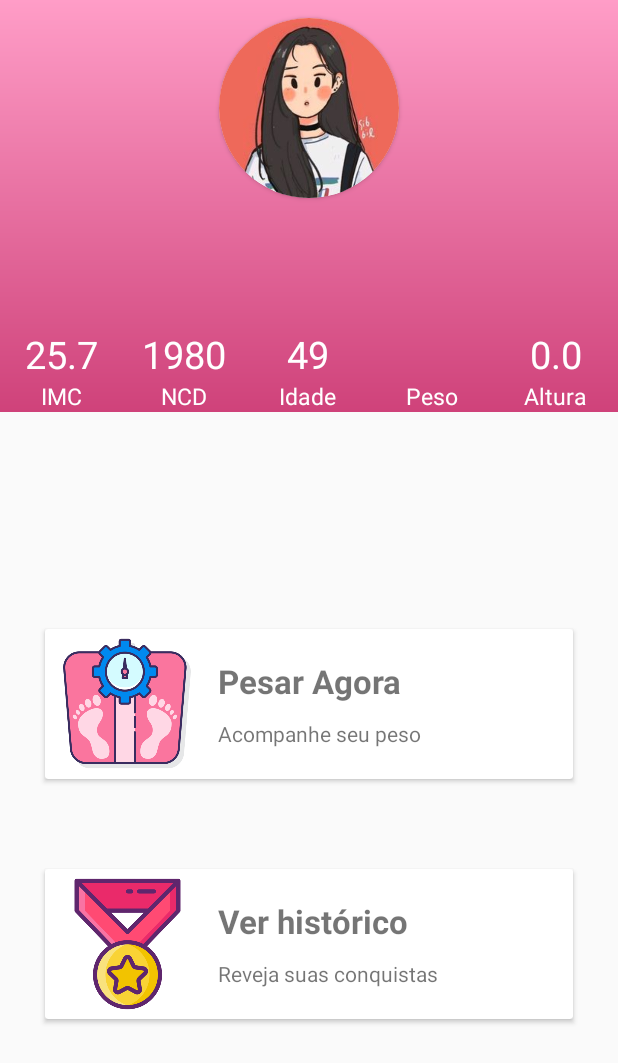
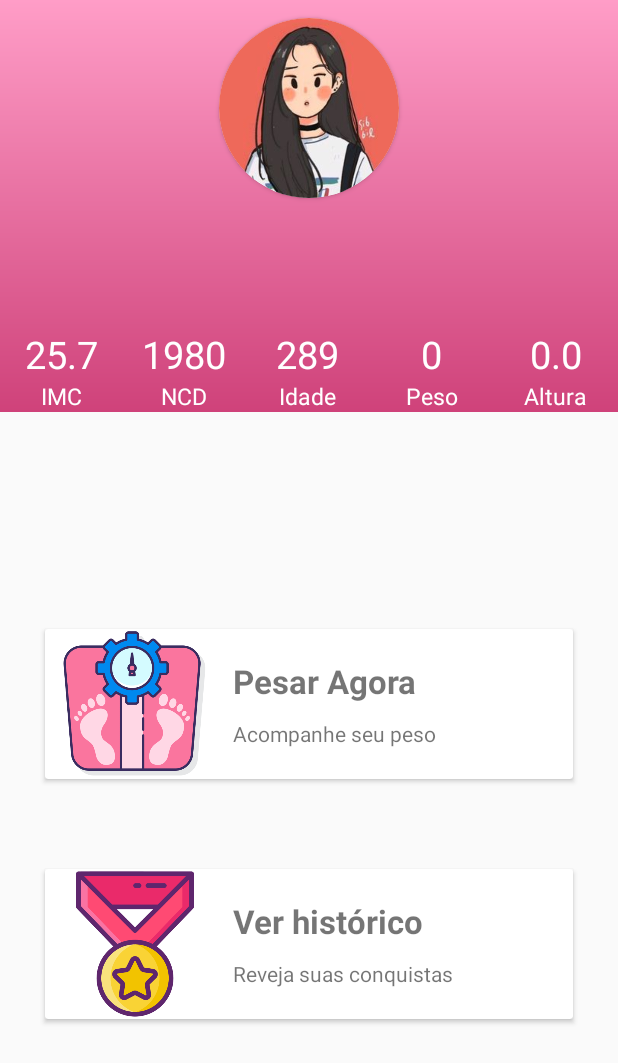
Before and after one commit to IsaMenegOchi/Kotlin_imc, an Android app: the DashboardActivity screen opened directly, with no data from a screen before it, on a phone screen of 412 x 824 dp. Shown: the top 1063 px of the screen. Run offline under Robolectric (Android 15) with nearby library versions, the light colour scheme and no system bars; 1 statement that could not run was skipped.

Commit message:
Fazendo parte do peso e arrumando datas do dashboard

```diff
--- a/app/src/main/java/com/example/primeiroapp/ui/DashboardActivity.kt
+++ b/app/src/main/java/com/example/primeiroapp/ui/DashboardActivity.kt
@@ -1,14 +1,28 @@
 package com.example.primeiroapp.ui
 
 import android.content.Context
+import android.content.Intent
 import androidx.appcompat.app.AppCompatActivity
 import android.os.Bundle
 import android.util.Log
+import android.widget.Button
+import android.widget.ImageView
 import android.widget.TextView
+import android.widget.Toast
+import androidx.cardview.widget.CardView
 import com.example.primeiroapp.R
+import com.example.primeiroapp.calcularImc
+import com.example.primeiroapp.util.autenticar
+import com.example.primeiroapp.util.calcularIdade
 import java.time.LocalDate
 import kotlin.math.log
 
+lateinit var txtNome : TextView
+lateinit var txtProfissao : TextView
+lateinit var altura : TextView
+lateinit var dataNascimento : TextView
+lateinit var peso : TextView
+lateinit var btPeso : Button
 
 class DashboardActivity : AppCompatActivity() {
     override fun onCreate(savedInstanceState: Bundle?) {
@@ -17,31 +31,38 @@ class DashboardActivity : AppCompatActivity() {
 
         supportActionBar!!.hide()
 
+        dataNascimento = findViewById<TextView>(R.id.idade_dash)
+        txtProfissao = findViewById<TextView>(R.id.profissao_dash)
+        txtNome = findViewById<TextView>(R.id.nome_dash)
+        altura = findViewById<TextView>(R.id.altura_dash)
+        peso = findViewById<TextView>(R.id.peso_dash)
+        btPeso = findViewById<Button>(R.id.btPeso)
+
+        carregarDashboard()
+
+        btPeso.setOnClickListener {
+            val intent = Intent(this, DataPesagemActivity::class.java)
+            startActivity(intent)
+        }
+
+    }
+
+    private fun carregarDashboard()
+    {
+
         val dados = getSharedPreferences("usuario", Context.MODE_PRIVATE)
 
-        val profissao = findViewById<TextView>(R.id.profissao_dash)
-        profissao.setText("${dados.getString("profissao", "")}")
+        txtNome.text = dados.getString("nome", "")
 
-        val nome = findViewById<TextView>(R.id.nome_dash)
-        nome.setText("${dados.getString("nome", "")}")
+        txtProfissao.text = dados.getString("profissao", "")
 
-////        val imc =
-//        val idade = findViewById<TextView>(R.id.idade_dash)
-//        idade.setText("${(dados.getString("idade", "")!!.toFloat()) - LocalDate}")
-//
-//        val peso = findViewById<TextView>(R.id.peso_dash)
-//        peso.setText("${dados.getFloat("peso", 0.0F).toString()}")
+        altura.text = dados.getFloat("altura", 0.0F).toString()
 
-//
-        val altura = findViewById<TextView>(R.id.altura_dash)
-        altura.setText("${dados.getFloat("altura", 0.0F)}")
+        dataNascimento.text = calcularIdade(dados.getString("dataNascimento", "")!!).toString()
 
-
-
-
+        peso.text= dados.getInt("peso", 0).toString()
 
 
     }
 
-
 }
--- a/app/src/main/java/com/example/primeiroapp/util/DataConversao.kt
+++ b/app/src/main/java/com/example/primeiroapp/util/DataConversao.kt
@@ -1,6 +1,7 @@
 package com.example.primeiroapp.util
 
 import java.time.LocalDate
+import java.time.Period
 import java.time.format.DateTimeFormatter
 
 fun convertStringToLocalDate(brazilianDate: String) : LocalDate
@@ -13,3 +14,16 @@ fun convertStringToLocalDate(brazilianDate: String) : LocalDate
 
     return localDateFormat
 }
+
+    fun calcularIdade(dataDeNascimento: String): Int {
+
+        //obter data atual
+        val hoje = LocalDate.now();
+
+        //converter a data de nascimento em local date
+        val arrayNascimento = dataDeNascimento.split("-").toTypedArray() //retorna um array
+        val dataNascimento = LocalDate.of(arrayNascimento[0].toInt(), arrayNascimento[1].toInt(), arrayNascimento[2].toInt())
+
+        val idade = Period.between(dataNascimento, hoje).years.toString();
+        return idade.toInt()
+    }
--- a/app/src/main/res/layout/activity_dashboard.xml
+++ b/app/src/main/res/layout/activity_dashboard.xml
@@ -92,7 +92,7 @@
             >
 
             <TextView
-                android:id="@+id/dataNascimento_dash"
+                android:id="@+id/ncd_dash"
                 android:layout_width="wrap_content"
                 android:layout_height="wrap_content"
                 android:text="1980"
@@ -194,6 +194,7 @@
         >
 
         <androidx.cardview.widget.CardView
+            android:id="@+id/card_peso_dash"
             android:layout_width="match_parent"
             android:layout_height="100dp"
             android:layout_margin="30dp">
@@ -207,14 +208,16 @@
             android:orientation="horizontal">
 
 
-            <ImageView
-                android:layout_width="90dp"
+            <Button
+                android:id="@+id/btPeso"
+                android:layout_width="100dp"
                 android:layout_height="match_parent"
-                android:src="@drawable/controle_peso"
+                android:background="@drawable/controle_peso"
                 />
 
 
             <LinearLayout
+
                 android:layout_width="match_parent"
                 android:layout_height="match_parent"
                 android:orientation="vertical"
@@ -253,10 +256,11 @@
             android:gravity="center"
             >
 
-            <ImageView
-                android:layout_width="90dp"
+            <Button
+                android:id="@+id/btHistorico"
+                android:layout_width="100dp"
                 android:layout_height="match_parent"
-                android:src="@drawable/conquistas"
+                android:background="@drawable/conquistas"
                 />
 
             <LinearLayout
```
Also changed, not shown: app/src/main/AndroidManifest.xml (+6 -3 lines), app/src/main/java/com/example/primeiroapp/ui/DataPesagemActivity.kt (added, +53 -0 lines), app/src/main/res/layout/activity_data_pesagem.xml (added, +147 -0 lines), app/src/main/res/drawable-v24/diet.png (added).
